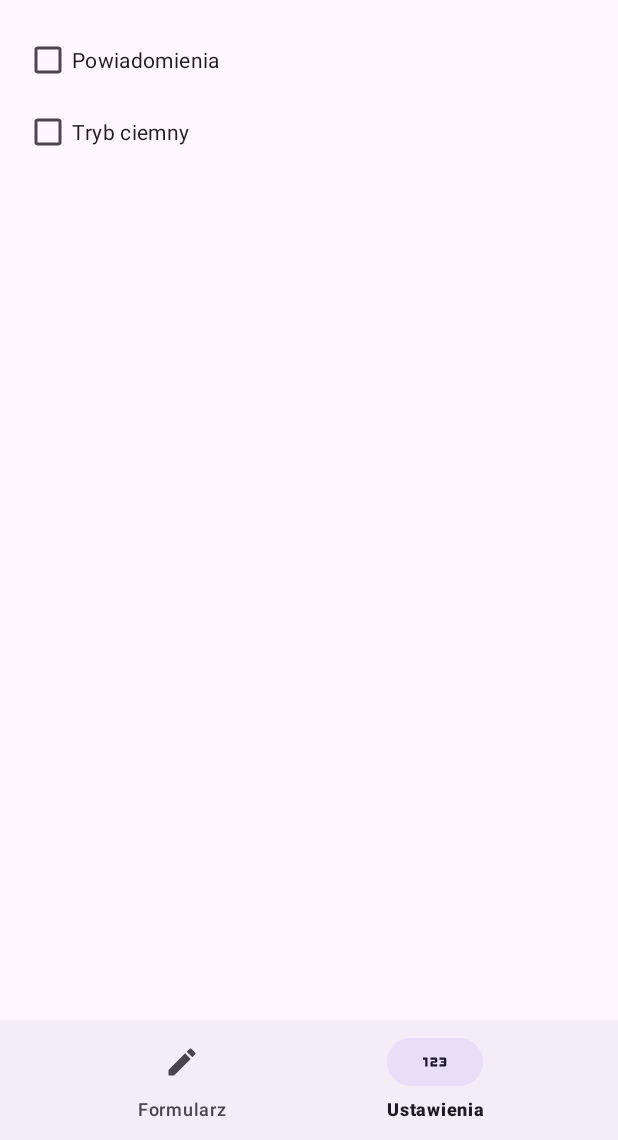
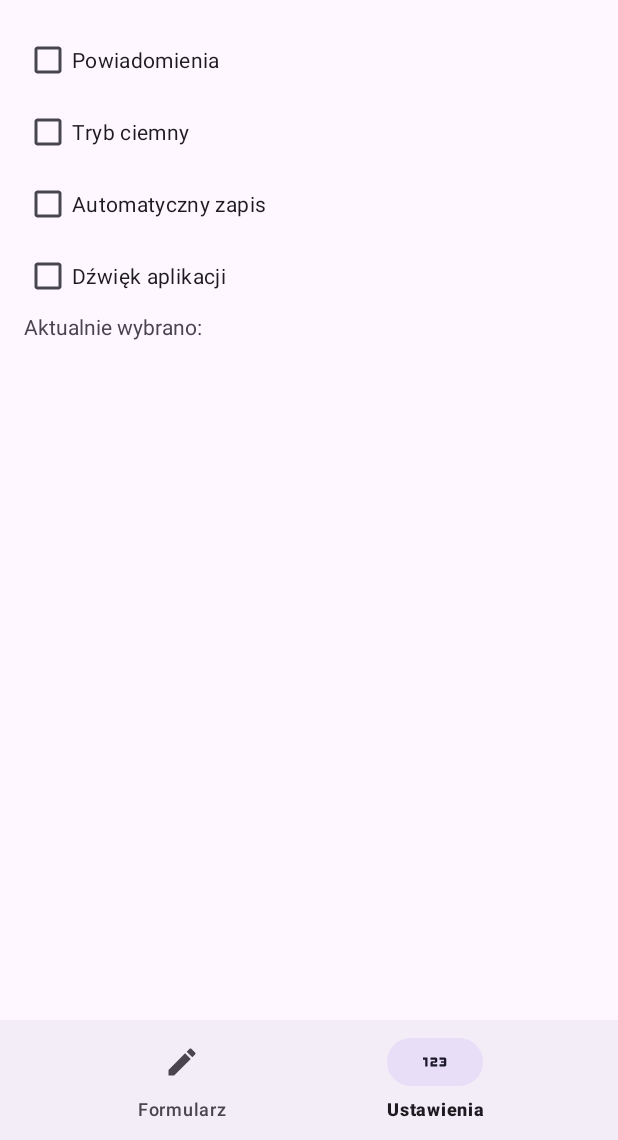
Before and after one commit to asylium0/Menu-i-nawigacja, an Android app: the screen it shows after launch (MainActivity), item 2 of the bottom bar chosen, on a phone screen of 412 x 824 dp, the part 96-1236 px from its top. Run offline under Robolectric (Android 15) with nearby library versions, the phone set to English and light mode, and no system bars.

Commit message:
feat: Dodano wiecej opcji

```diff
--- a/app/src/main/java/com/example/menuinawigacja/MainActivity.java
+++ b/app/src/main/java/com/example/menuinawigacja/MainActivity.java
@@ -6,7 +6,9 @@ import android.os.Bundle;
 import android.view.Menu;
 import android.view.MenuItem;
 import android.view.View;
+import android.widget.CheckBox;
 import android.widget.EditText;
+import android.widget.TextView;
 import android.widget.Toast;
 
 import androidx.activity.EdgeToEdge;
@@ -22,6 +24,8 @@ public class MainActivity extends AppCompatActivity {
 
     private EditText etName;
     private View sectionForm, sectionSettings;
+    private TextView tvSettings;
+    private CheckBox cbNotifications, cbSound, cbDark, cbSave;
 
 
     @Override
@@ -36,7 +40,19 @@ public class MainActivity extends AppCompatActivity {
         etName = findViewById(R.id.etName);
         sectionForm = findViewById(R.id.sectionForm);
         sectionSettings = findViewById(R.id.sectionSettings);
+        tvSettings = findViewById(R.id.tvSettings);
+        cbDark = findViewById(R.id.cbDark);
+        cbNotifications = findViewById(R.id.cbNotifications);
+        cbSave = findViewById(R.id.cbSave);
+        cbSound  = findViewById(R.id.cbSound);
 
+        cbSound.setOnClickListener(v -> changeSettings());
+        cbDark.setOnClickListener(v -> changeSettings());
+        cbSave.setOnClickListener(v -> changeSettings());
+        cbNotifications.setOnClickListener(v -> changeSettings());
+
+
+        tvSettings.setText(getString(R.string.tv_settings, ""));
         setUpBottomNavigation();
 
         ViewCompat.setOnApplyWindowInsetsListener(findViewById(R.id.main), (v, insets) -> {
@@ -45,6 +61,20 @@ public class MainActivity extends AppCompatActivity {
             return insets;
         });
     }
+
+    private void changeSettings(){
+        StringBuilder settings = new StringBuilder();
+        CheckBox[] checkBoxes = {cbNotifications,cbSave, cbDark, cbSound};
+        for(CheckBox i : checkBoxes){
+            if(i.isChecked()){
+                settings.append(i.getText().toString()).append(", ");
+            }
+        tvSettings.setText(getString(R.string.tv_settings, settings));
+
+        }
+    }
+
+
 
     private void setUpBottomNavigation() {
         BottomNavigationView bottomNav = findViewById(R.id.bottomNav);
--- a/app/src/main/res/layout/activity_main.xml
+++ b/app/src/main/res/layout/activity_main.xml
@@ -61,6 +61,25 @@
             android:layout_width="wrap_content"
             android:layout_height="wrap_content"
             android:text="@string/setting_dark" />
+
+        <CheckBox
+            android:id="@+id/cbSave"
+            android:layout_width="wrap_content"
+            android:layout_height="wrap_content"
+            android:text="@string/setting_save" />
+
+        <CheckBox
+            android:id="@+id/cbSound"
+            android:layout_width="wrap_content"
+            android:layout_height="wrap_content"
+            android:text="@string/setting_sound" />
+
+        <TextView
+            android:id="@+id/tvSettings"
+            android:layout_width="wrap_content"
+            android:layout_height="wrap_content" />
+
+
     </LinearLayout>
 
     <com.google.android.material.bottomnavigation.BottomNavigationView
--- a/app/src/main/res/values/strings.xml
+++ b/app/src/main/res/values/strings.xml
@@ -13,10 +13,14 @@
     <string name="hint_name">Jan Kowalski</string>
     <string name="setting_notifications">Powiadomienia</string>
     <string name="setting_dark">Tryb ciemny</string>
+    <string name="setting_sound">Dźwięk aplikacji</string>
+    <string name="setting_save">Automatyczny zapis</string>
 
     <string name="about_text">Aplikacja szkoleniowa.\nTechnik programista, klasa 5.</string>
     <string name="cleared">Wyczyszczono</string>
     <string name="share_via">Udostępnij przez</string>
     <string name="error_no_app">Brak aplikacji do obsługi tej czynności</string>
     <string name="nothing_to_share">Najpierw wpisz imię</string>
+
+    <string name="tv_settings">Aktualnie wybrano: %s</string>
 </resources>
```
